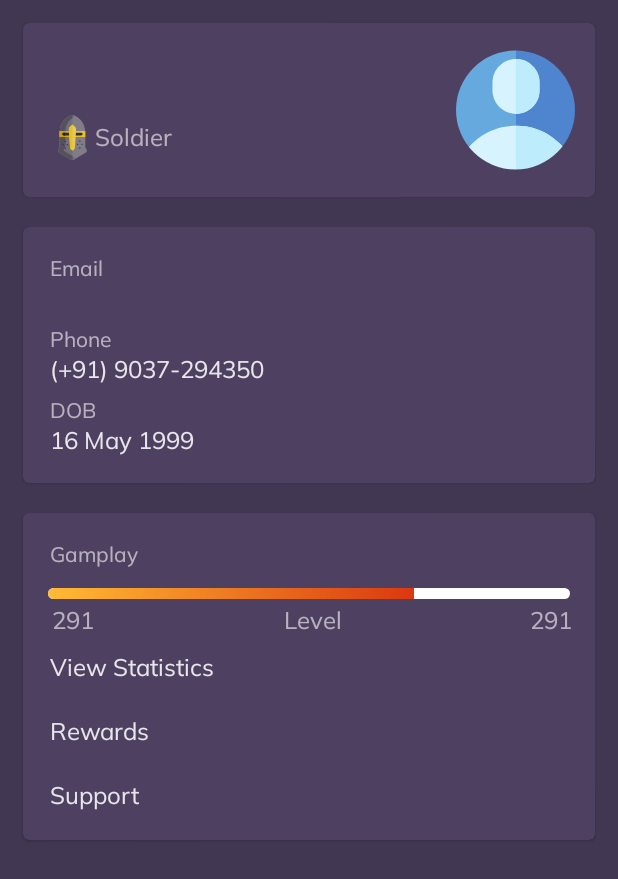
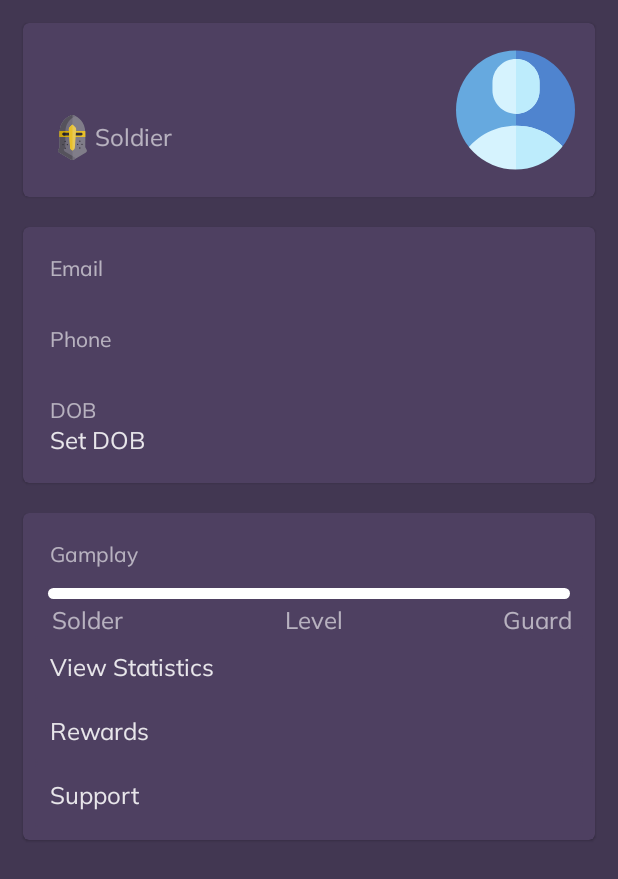
Before and after one commit to itsonegeneral/knack-quiz, an Android app: the fragment FragmentProfile shown on its own in the app's theme, on a phone screen of 412 x 824 dp. Shown: the top 879 px of the screen. Run offline under Robolectric (Android 15) with nearby library versions, the light colour scheme and no system bars; our stand-ins replace CircleImageView, Firebase (no records; nobody signed in at launch, a user with empty details on screens opened directly), Picasso; network calls fail; pictures from the network do not load; 2 statements that could not run were skipped.

Commit message:
Profile dob

```diff
--- a/app/src/main/java/com/rstudio/knackquiz/HomeActivity.java
+++ b/app/src/main/java/com/rstudio/knackquiz/HomeActivity.java
@@ -228,6 +228,7 @@ public class HomeActivity extends AppCompatActivity {
             public void onDataChange(@NonNull DataSnapshot dataSnapshot) {
                 if (dataSnapshot.exists()) {
                     player = dataSnapshot.getValue(Player.class);
+                    DataStore.setCurrentPlayer(player,HomeActivity.this);
                     tvUserName.setText(player.getUserName());
                     if(player.getPhotoURL()!=null){
                         Picasso.get().load(player.getPhotoURL()).into(imgProfileToolbar);
--- a/app/src/main/java/com/rstudio/knackquiz/fragments/bottomnav/FragmentProfile.java
+++ b/app/src/main/java/com/rstudio/knackquiz/fragments/bottomnav/FragmentProfile.java
@@ -1,16 +1,22 @@
 package com.rstudio.knackquiz.fragments.bottomnav;
 
+import android.app.DatePickerDialog;
 import android.content.Context;
 import android.content.Intent;
+import android.icu.util.Calendar;
 import android.os.Build;
 import android.os.Bundle;
+import android.text.format.DateUtils;
 import android.util.Log;
 import android.view.LayoutInflater;
 import android.view.View;
 import android.view.ViewGroup;
+import android.widget.DatePicker;
 import android.widget.LinearLayout;
+import android.widget.ProgressBar;
 import android.widget.RelativeLayout;
 import android.widget.TextView;
+import android.widget.Toast;
 
 import androidx.annotation.NonNull;
 import androidx.annotation.Nullable;
@@ -21,13 +27,21 @@ import androidx.transition.TransitionInflater;
 import com.google.android.material.button.MaterialButton;
 import com.google.android.material.card.MaterialCardView;
 import com.google.firebase.auth.FirebaseAuth;
+import com.google.firebase.database.DataSnapshot;
+import com.google.firebase.database.DatabaseError;
+import com.google.firebase.database.DatabaseReference;
+import com.google.firebase.database.FirebaseDatabase;
+import com.google.firebase.database.ValueEventListener;
 import com.rstudio.knackquiz.HomeActivity;
 import com.rstudio.knackquiz.LoginActivity;
 import com.rstudio.knackquiz.R;
 import com.rstudio.knackquiz.datastore.DataStore;
 import com.rstudio.knackquiz.gameplay.QuestionActivity;
+import com.rstudio.knackquiz.helpers.DBKeys;
 import com.rstudio.knackquiz.models.Player;
 import com.squareup.picasso.Picasso;
+
+import java.text.SimpleDateFormat;
 
 import de.hdodenhof.circleimageview.CircleImageView;
 
@@ -42,8 +56,13 @@ public class FragmentProfile extends Fragment {
     private FirebaseAuth mAuth;
     private LinearLayout llLoggedInLayout;
     private CircleImageView imgProfile;
-    private TextView tvUserName,tvEmail;
+    private TextView tvUserName, tvEmail, tvProgressLevelStart, tvProgressLevelEnd, tvDob, tvPhone;
+    private String phoneFormat = "xxxx-xxxxxx";
     private Player player;
+    private ProgressBar pgBar;
+
+    DatePickerDialog picker;
+
 
     public FragmentProfile() {
         if (context == null)
@@ -65,7 +84,6 @@ public class FragmentProfile extends Fragment {
         }
 
         initValues();
-
 
 
         btSignin.setOnClickListener(new View.OnClickListener() {
@@ -90,14 +108,20 @@ public class FragmentProfile extends Fragment {
         imgProfile = layout.findViewById(R.id.img_profileFragment);
         tvUserName = layout.findViewById(R.id.tv_userNameProfileFragment);
         tvEmail = layout.findViewById(R.id.tv_emailProfilFragment);
+        tvPhone = layout.findViewById(R.id.tv_phoneProfilFragment);
+        tvProgressLevelStart = layout.findViewById(R.id.tv_startLevelProfilFragment);
+        tvProgressLevelEnd = layout.findViewById(R.id.tv_endProfilFragment);
+        tvDob = layout.findViewById(R.id.tv_dobProfilFragment);
 
+
+        pgBar = layout.findViewById(R.id.pgBar_levelProfileFragment);
 
 
         if (mAuth.getCurrentUser() == null) {
             llSignInLayout.setVisibility(View.VISIBLE);
             llLoggedInLayout.setVisibility(View.GONE);
         } else {
-         //   tvUserName.setText(mAuth.getCurrentUser().getEmail());
+            //   tvUserName.setText(mAuth.getCurrentUser().getEmail());
             getPlayerData();
             llSignInLayout.setVisibility(View.GONE);
             llLoggedInLayout.setVisibility(View.VISIBLE);
@@ -105,14 +129,66 @@ public class FragmentProfile extends Fragment {
     }
 
 
-    private void getPlayerData(){
+    private void getPlayerData() {
         player = DataStore.getCurrentPlayer(context);
         tvEmail.setText(player.getEmailID());
         tvUserName.setText(player.getUserName());
-        if(!player.getPhotoURL().isEmpty()){
+        if (!player.getPhotoURL().isEmpty()) {
             Picasso.get().load(player.getPhotoURL()).into(imgProfile);
+        }
+
+        setFormatedPhone();
+        pgBar.setProgress((int) player.getLevelPoint());
+        tvProgressLevelStart.setText("Solder");
+        tvProgressLevelEnd.setText("Guard");
+
+
+        if (player.getDob() != null) {
+            tvDob.setText(player.getDob());
+        } else {
+            tvDob.setText("Set DOB");
+            tvDob.setOnClickListener(new View.OnClickListener() {
+                @Override
+                public void onClick(View v) {
+                    picker = new DatePickerDialog(context, new DatePickerDialog.OnDateSetListener() {
+                        @Override
+                        public void onDateSet(DatePicker view, int year, int month, int dayOfMonth) {
+
+                            Calendar calendar = null;
+                            if (android.os.Build.VERSION.SDK_INT >= android.os.Build.VERSION_CODES.N) {
+                                calendar = Calendar.getInstance();
+                                calendar.set(year, month, dayOfMonth);
+                                SimpleDateFormat format = new SimpleDateFormat("dd-MMM-yyyy");
+                                String date = format.format(calendar.getTime()).replace("-", " ");
+                                tvDob.setText(date);
+                                player.setDob(date);
+                                updatePlayer();
+                            }
+
+                        }
+                    }, 2004, 1, 1);
+                    picker.show();
+                }
+            });
         }
 
     }
 
+    private void updatePlayer() {
+
+        DatabaseReference ref;
+        if (FirebaseAuth.getInstance().getCurrentUser() != null) {
+            ref = FirebaseDatabase.getInstance().getReference(DBKeys.KEY_USERS).child(DBKeys.KEY_REGISTERED);
+        } else {
+            ref = FirebaseDatabase.getInstance().getReference(DBKeys.KEY_USERS).child(DBKeys.KEY_UNREGISTERED);
+        }
+
+        ref.child(player.getPlayerID()).setValue(player);
+    }
+
+    private void setFormatedPhone() {
+        Log.d(TAG, "setFormatedPhone: " + player.getPhone());
+        tvPhone.setText(player.getPhone());
+    }
+
 }
--- a/app/src/main/java/com/rstudio/knackquiz/gameplay/QuestionActivity.java
+++ b/app/src/main/java/com/rstudio/knackquiz/gameplay/QuestionActivity.java
@@ -184,7 +184,6 @@ public class QuestionActivity extends AppCompatActivity {
 
     private void getQuestions() {
         String url = DBClass.urlGetQuestions + "?category=" + quizOption.getCategoryName() + "&limit=" + quizOption.getQuestionsize();
-        Toast.makeText(this, url, Toast.LENGTH_SHORT).show();
         StringRequest stringRequest = new StringRequest(Request.Method.GET, url, new Response.Listener<String>() {
             @Override
             public void onResponse(String response) {
--- a/app/src/main/java/com/rstudio/knackquiz/models/Player.java
+++ b/app/src/main/java/com/rstudio/knackquiz/models/Player.java
@@ -12,6 +12,7 @@ public class Player implements Serializable {
     private String signInType;
     private long coins;
     private long diamonds;
+    private String phone,dob;
 
 
 
@@ -21,6 +22,22 @@ public class Player implements Serializable {
         coins = 0;
     }
 
+
+    public String getPhone() {
+        return phone;
+    }
+
+    public String getDob() {
+        return dob;
+    }
+
+    public void setDob(String dob) {
+        this.dob = dob;
+    }
+
+    public void setPhone(String phone) {
+        this.phone = phone;
+    }
 
     public String getUserName() {
         return userName;
@@ -63,6 +80,7 @@ public class Player implements Serializable {
         this.coins = coins;
     }
 
+
     public String getPlayerID() {
         return playerID;
     }
--- a/app/src/main/res/layout/fragment_profile.xml
+++ b/app/src/main/res/layout/fragment_profile.xml
@@ -71,42 +71,40 @@
                         android:id="@+id/tv_userNameProfileFragment"
                         android:layout_width="match_parent"
                         android:layout_height="wrap_content"
+                        android:layout_marginTop="10dp"
                         android:fontFamily="@font/muli"
                         android:padding="10dp"
                         android:text="Rithik Sabhal"
-                        android:layout_marginTop="10dp"
                         android:textColor="@color/colorTextHighEmphasise"
                         android:textSize="17sp" />
 
 
                     <LinearLayout
                         android:layout_width="match_parent"
+                        android:layout_height="wrap_content"
                         android:gravity="center_vertical"
+                        android:orientation="horizontal"
                         android:paddingStart="10dp"
-                     android:paddingEnd="10dp"
-                     android:orientation="horizontal"
-                     android:layout_height="wrap_content">
+                        android:paddingEnd="10dp">
 
 
                         <ImageView
                             android:layout_width="30dp"
-                         android:src="@drawable/ic_level_guard"
-                         android:layout_height="30dp"/>
+                            android:layout_height="30dp"
+                            android:src="@drawable/ic_level_guard" />
 
                         <TextView
-                         android:gravity="top"
                             android:id="@+id/tv_userLevelPosProfileFragment"
                             android:layout_width="wrap_content"
                             android:layout_height="wrap_content"
                             android:fontFamily="@font/muli"
-
+                            android:gravity="top"
                             android:text="Soldier"
                             android:textColor="@color/colorTextLowEmphasise"
                             android:textSize="16sp" />
 
 
                     </LinearLayout>
-
 
 
                 </LinearLayout>
@@ -163,6 +161,7 @@
                     android:textColor="@color/colorTextLowEmphasise" />
 
                 <TextView
+                    android:id="@+id/tv_phoneProfilFragment"
                     android:layout_width="match_parent"
                     android:layout_height="wrap_content"
                     android:fontFamily="@font/muli"
@@ -179,6 +178,7 @@
                     android:textColor="@color/colorTextLowEmphasise" />
 
                 <TextView
+                    android:id="@+id/tv_dobProfilFragment"
                     android:layout_width="match_parent"
                     android:layout_height="wrap_content"
                     android:fontFamily="@font/muli"
@@ -206,17 +206,18 @@
 
                 <TextView
                     android:layout_width="match_parent"
+                    android:layout_height="wrap_content"
+                    android:fontFamily="@font/muli"
+                    android:padding="10dp"
                     android:text="Gamplay"
-                    android:padding="10dp"
-                    android:fontFamily="@font/muli"
-                    android:textColor="@color/colorTextLowEmphasise"
-                    android:layout_height="wrap_content"/>
+                    android:textColor="@color/colorTextLowEmphasise" />
 
                 <ProgressBar
                     style="@style/Widget.AppCompat.ProgressBar.Horizontal"
                     android:layout_width="match_parent"
                     android:layout_height="7dp"
                     android:layout_margin="3dp"
+                    android:id="@+id/pgBar_levelProfileFragment"
                     android:layout_marginStart="13dp"
                     android:layout_marginEnd="13dp"
                     android:indeterminate="false"
@@ -236,11 +237,11 @@
 
 
                     <TextView
+                        android:id="@+id/tv_startLevelProfilFragment"
                         android:layout_width="wrap_content"
                         android:layout_height="wrap_content"
                         android:fontFamily="@font/muli"
                         android:paddingStart="8dp"
-
                         android:text="291"
                         android:textColor="@color/colorTextLowEmphasise"
                         android:textSize="16sp" />
@@ -258,6 +259,7 @@
                         android:textSize="16sp" />
 
                     <TextView
+                        android:id="@+id/tv_endProfilFragment"
                         android:layout_width="wrap_content"
                         android:layout_height="wrap_content"
                         android:fontFamily="@font/muli"
@@ -270,58 +272,58 @@
 
                 <androidx.cardview.widget.CardView
                     android:layout_width="match_parent"
+                    android:layout_height="wrap_content"
+                    android:layout_marginBottom="1dp"
                     app:cardBackgroundColor="@color/colorCardPrimaryDark"
-                    app:cardElevation="1dp"
-                    android:layout_marginBottom="1dp"
-                    android:layout_height="wrap_content">
+                    app:cardElevation="1dp">
 
                     <TextView
                         android:layout_width="match_parent"
+                        android:layout_height="wrap_content"
+                        android:fontFamily="@font/muli"
+                        android:padding="10dp"
                         android:text="View Statistics"
-                        android:padding="10dp"
-                        android:textSize="16sp"
-                        android:fontFamily="@font/muli"
                         android:textColor="@color/colorTextHighEmphasise"
 
-                        android:layout_height="wrap_content"/>
+                        android:textSize="16sp" />
 
                 </androidx.cardview.widget.CardView>
 
                 <androidx.cardview.widget.CardView
                     android:layout_width="match_parent"
+                    android:layout_height="wrap_content"
+                    android:layout_marginBottom="1dp"
                     app:cardBackgroundColor="@color/colorCardPrimaryDark"
-                    app:cardElevation="1dp"
-                    android:layout_marginBottom="1dp"
-                    android:layout_height="wrap_content">
+                    app:cardElevation="1dp">
 
                     <TextView
                         android:layout_width="match_parent"
+                        android:layout_height="wrap_content"
+                        android:fontFamily="@font/muli"
+                        android:padding="10dp"
                         android:text="Rewards"
-                        android:padding="10dp"
-                        android:textSize="16sp"
-                        android:fontFamily="@font/muli"
                         android:textColor="@color/colorTextHighEmphasise"
 
-                        android:layout_height="wrap_content"/>
+                        android:textSize="16sp" />
 
                 </androidx.cardview.widget.CardView>
 
                 <androidx.cardview.widget.CardView
                     android:layout_width="match_parent"
+                    android:layout_height="wrap_content"
+                    android:layout_marginBottom="1dp"
                     app:cardBackgroundColor="@color/colorCardPrimaryDark"
-                    app:cardElevation="1dp"
-                    android:layout_marginBottom="1dp"
-                    android:layout_height="wrap_content">
+                    app:cardElevation="1dp">
 
                     <TextView
                         android:layout_width="match_parent"
+                        android:layout_height="wrap_content"
+                        android:fontFamily="@font/muli"
+                        android:padding="10dp"
                         android:text="Support"
-                        android:padding="10dp"
-                        android:textSize="16sp"
-                        android:fontFamily="@font/muli"
                         android:textColor="@color/colorTextHighEmphasise"
 
-                        android:layout_height="wrap_content"/>
+                        android:textSize="16sp" />
 
                 </androidx.cardview.widget.CardView>
 
```
Lines whose indentation alone changed are shown as unchanged.
